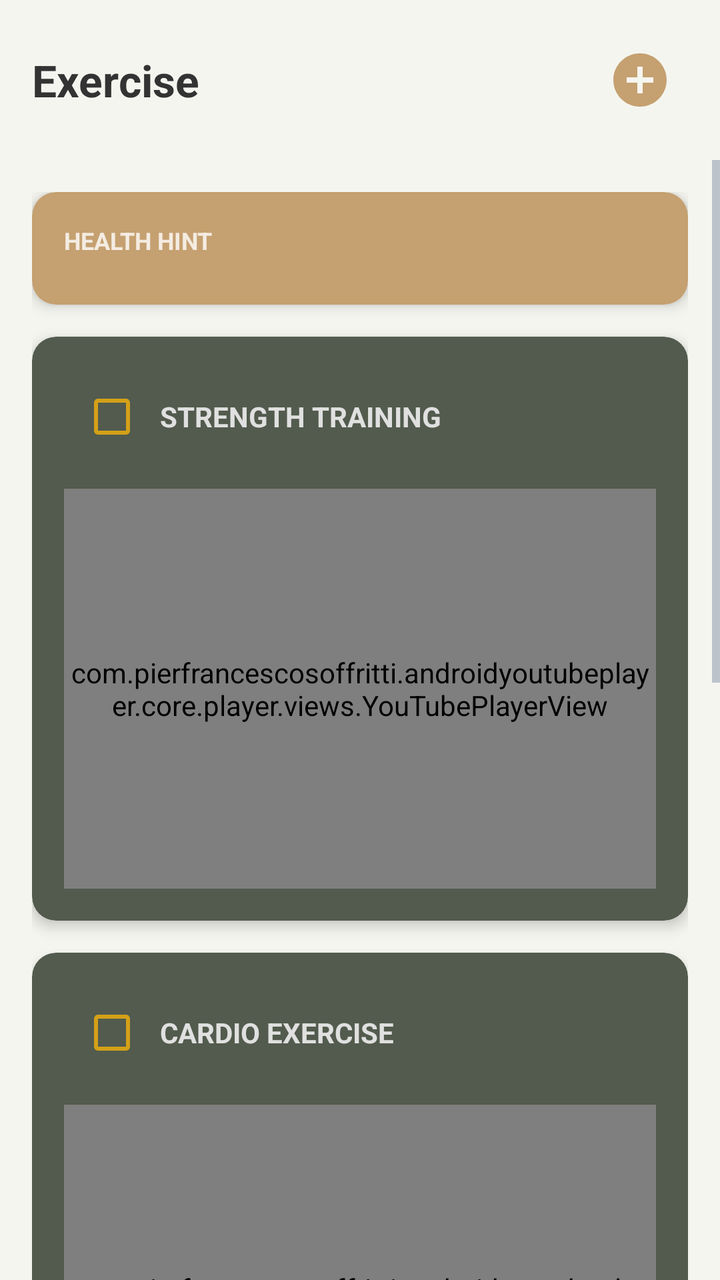
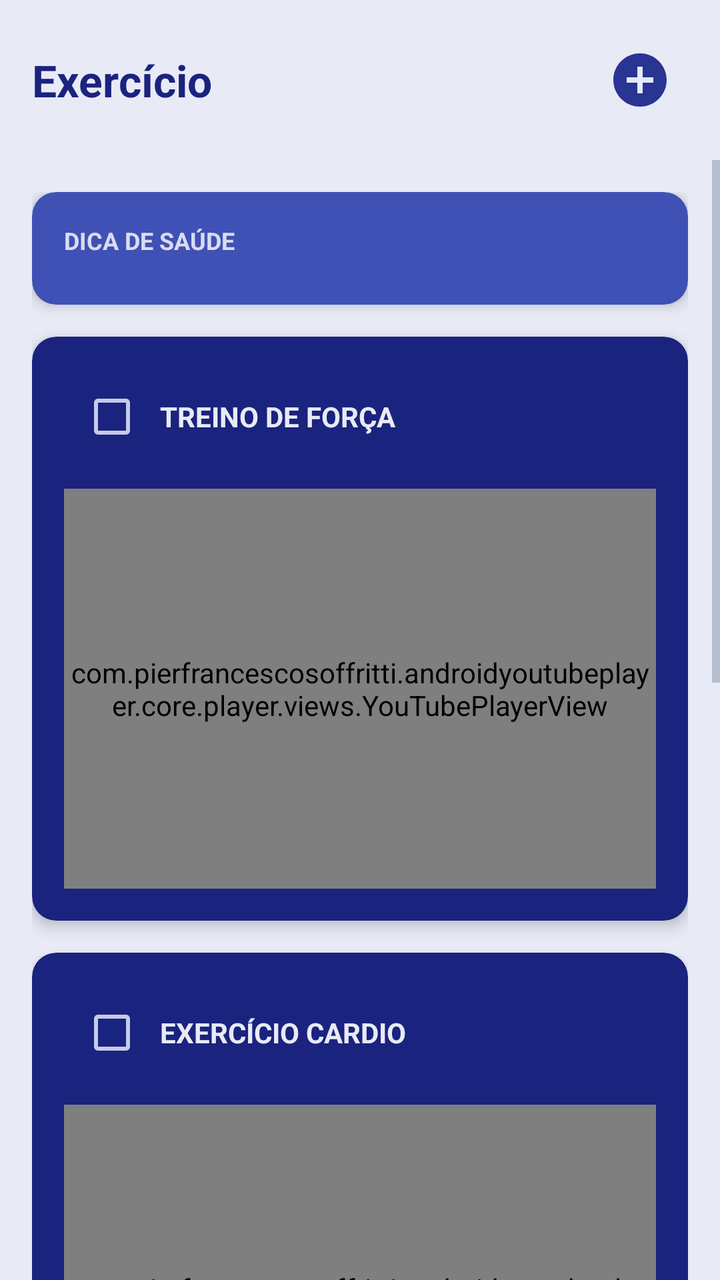

Screens rendered from an Android XML layout before and after an edit, with the pre-edit source and the edit as a unified diff.
<!-- AndroidManifest.xml: application theme Theme.Newstart -->
<!-- res/layout/fragment_workout.xml -->
<?xml version="1.0" encoding="utf-8"?>
<androidx.constraintlayout.widget.ConstraintLayout xmlns:android="http://schemas.android.com/apk/res/android"
    xmlns:app="http://schemas.android.com/apk/res-auto"
    xmlns:tools="http://schemas.android.com/tools"
    android:layout_width="match_parent"
    android:layout_height="match_parent"
    android:background="#F5F5F0"
    tools:context=".fragments.Fragment_Workout">

    <RelativeLayout
        android:id="@+id/header"
        android:layout_width="match_parent"
        android:layout_height="wrap_content"
        android:padding="16dp"
        app:layout_constraintTop_toTopOf="parent">

        <TextView
            android:layout_width="wrap_content"
            android:layout_height="wrap_content"
            android:layout_centerVertical="true"
            android:text="Exercise"
            android:textColor="#333333"
            android:textSize="22sp"
            android:textStyle="bold" />

        <ImageView
            android:layout_width="48dp"
            android:layout_height="48dp"
            android:layout_alignParentEnd="true"
            android:padding="8dp"
            android:src="@drawable/ic_baseline_add_circle_24"
            app:tint="#C5A070" />
    </RelativeLayout>

    <ScrollView
        android:layout_width="match_parent"
        android:layout_height="0dp"
        android:clipToPadding="false"
        android:paddingBottom="80dp"
        app:layout_constraintBottom_toBottomOf="parent"
        app:layout_constraintTop_toBottomOf="@id/header">

        <LinearLayout
            android:layout_width="match_parent"
            android:layout_height="wrap_content"
            android:orientation="vertical"
            android:padding="16dp">

            
            <androidx.cardview.widget.CardView
                android:layout_width="match_parent"
                android:layout_height="wrap_content"
                android:layout_marginBottom="16dp"
                app:cardBackgroundColor="#C5A070"
                app:cardCornerRadius="12dp"
                app:cardElevation="4dp">

                <LinearLayout
                    android:layout_width="match_parent"
                    android:layout_height="wrap_content"
                    android:orientation="vertical"
                    android:padding="16dp">

                    <TextView
                        android:layout_width="wrap_content"
                        android:layout_height="wrap_content"
                        android:text="HEALTH HINT"
                        android:textColor="#FFFFFF"
                        android:textSize="12sp"
                        android:textStyle="bold"
                        android:alpha="0.8"/>

                    <TextSwitcher
                        android:id="@+id/textSwitcherWorkoutHints"
                        android:layout_width="match_parent"
                        android:layout_height="wrap_content"
                        android:layout_marginTop="8dp" />
                </LinearLayout>
            </androidx.cardview.widget.CardView>

            
            <androidx.cardview.widget.CardView
                android:layout_width="match_parent"
                android:layout_height="wrap_content"
                android:layout_marginBottom="16dp"
                app:cardBackgroundColor="#525B4D"
                app:cardCornerRadius="12dp"
                app:cardElevation="4dp">

                <LinearLayout
                    android:layout_width="match_parent"
                    android:layout_height="wrap_content"
                    android:orientation="vertical"
                    android:padding="16dp">

                    <LinearLayout
                        android:layout_width="match_parent"
                        android:layout_height="wrap_content"
                        android:gravity="center_vertical"
                        android:orientation="horizontal"
                        android:layout_marginBottom="12dp">

                        <CheckBox
                            android:id="@+id/checkBoxStrength"
                            android:layout_width="wrap_content"
                            android:layout_height="wrap_content"
                            android:buttonTint="#D4A017" />

                        <TextView
                            android:layout_width="match_parent"
                            android:layout_height="wrap_content"
                            android:text="STRENGTH TRAINING"
                            android:textColor="#E0E0E0"
                            android:textSize="14sp"
                            android:textStyle="bold" />
                    </LinearLayout>

                    <com.pierfrancescosoffritti.androidyoutubeplayer.core.player.views.YouTubePlayerView
                        android:id="@+id/youtube_strength"
                        android:layout_width="match_parent"
                        android:layout_height="200dp"
                        app:enableAutomaticInitialization="false" />
                </LinearLayout>
            </androidx.cardview.widget.CardView>

            
            <androidx.cardview.widget.CardView
                android:layout_width="match_parent"
                android:layout_height="wrap_content"
                android:layout_marginBottom="16dp"
                app:cardBackgroundColor="#525B4D"
                app:cardCornerRadius="12dp"
                app:cardElevation="4dp">

                <LinearLayout
                    android:layout_width="match_parent"
                    android:layout_height="wrap_content"
                    android:orientation="vertical"
                    android:padding="16dp">

                    <LinearLayout
                        android:layout_width="match_parent"
                        android:layout_height="wrap_content"
                        android:gravity="center_vertical"
                        android:orientation="horizontal"
                        android:layout_marginBottom="12dp">

                        <CheckBox
                            android:id="@+id/checkBoxCardio"
                            android:layout_width="wrap_content"
                            android:layout_height="wrap_content"
                            android:buttonTint="#D4A017" />

                        <TextView
                            android:layout_width="match_parent"
                            android:layout_height="wrap_content"
                            android:text="CARDIO EXERCISE"
                            android:textColor="#E0E0E0"
                            android:textSize="14sp"
                            android:textStyle="bold" />
                    </LinearLayout>

                    <com.pierfrancescosoffritti.androidyoutubeplayer.core.player.views.YouTubePlayerView
                        android:id="@+id/youtube_cardio"
                        android:layout_width="match_parent"
                        android:layout_height="200dp"
                        app:enableAutomaticInitialization="false" />
                </LinearLayout>
            </androidx.cardview.widget.CardView>

            
            <androidx.cardview.widget.CardView
                android:layout_width="match_parent"
                android:layout_height="wrap_content"
                android:layout_marginBottom="16dp"
                app:cardBackgroundColor="#525B4D"
                app:cardCornerRadius="12dp"
                app:cardElevation="4dp">

                <LinearLayout
                    android:layout_width="match_parent"
                    android:layout_height="wrap_content"
                    android:orientation="vertical"
                    android:padding="16dp">

                    <LinearLayout
                        android:layout_width="match_parent"
                        android:layout_height="wrap_content"
                        android:gravity="center_vertical"
                        android:orientation="horizontal"
                        android:layout_marginBottom="12dp">

                        <CheckBox
                            android:id="@+id/checkBoxFlexibility"
                            android:layout_width="wrap_content"
                            android:layout_height="wrap_content"
                            android:buttonTint="#D4A017" />

                        <TextView
                            android:layout_width="match_parent"
                            android:layout_height="wrap_content"
                            android:text="FLEXIBILITY AND STRETCHING"
                            android:textColor="#E0E0E0"
                            android:textSize="14sp"
                            android:textStyle="bold" />
                    </LinearLayout>

                    <com.pierfrancescosoffritti.androidyoutubeplayer.core.player.views.YouTubePlayerView
                        android:id="@+id/youtube_flexibility"
                        android:layout_width="match_parent"
                        android:layout_height="200dp"
                        app:enableAutomaticInitialization="false" />
                </LinearLayout>
            </androidx.cardview.widget.CardView>

        </LinearLayout>
    </ScrollView>
</androidx.constraintlayout.widget.ConstraintLayout>
<!-- resources referenced by this layout -->
<resources>
  <!-- drawable ic_baseline_add_circle_24 (drawable-v24) -->
  <vector xmlns:android="http://schemas.android.com/apk/res/android"
      android:width="24dp"
      android:height="24dp"
      android:viewportWidth="24"
      android:viewportHeight="24"
      android:tint="?attr/colorControlNormal">
    <path
        android:fillColor="@android:color/white"
        android:pathData="M12,2C6.48,2 2,6.48 2,12s4.48,10 10,10 10,-4.48 10,-10S17.52,2 12,2zM17,13h-4v4h-2v-4L7,13v-2h4L11,7h2v4h4v2z"/>
  </vector>
  <style name="Theme.Newstart" parent="Theme.MaterialComponents.DayNight.NoActionBar">
          
          <item name="colorPrimary">@color/accent_teal</item>
          <item name="colorPrimaryVariant">@color/dark_purple</item>
          <item name="colorOnPrimary">@color/dark_purple</item>
  
          
          <item name="android:windowBackground">@color/dark_purple</item>
          <item name="android:textColor">@color/text_high</item>
  
          
          <item name="colorSecondary">@color/accent_teal</item>
          <item name="colorOnSecondary">@color/dark_purple</item>
  
          
          <item name="android:statusBarColor" tools:targetApi="l">@color/dark_purple</item>
  
          
          <item name="colorControlNormal">@color/text_middle</item>
          <item name="colorControlActivated">@color/accent_teal</item>
      </style>
  <color name="accent_teal">#4DB6AC</color>
  <color name="dark_purple">#0F1424</color>
  <color name="text_high">#E0E6ED</color>
  <color name="text_middle">#8A96A8</color>
</resources>

<!-- the commit's change to res/layout/fragment_workout.xml (unified diff, before → after) -->
@@ -4,7 +4,7 @@
     xmlns:tools="http://schemas.android.com/tools"
     android:layout_width="match_parent"
     android:layout_height="match_parent"
-    android:background="#F5F5F0"
+    android:background="#E8EAF6"
     tools:context=".fragments.Fragment_Workout">
 
     <RelativeLayout
@@ -18,8 +18,8 @@
             android:layout_width="wrap_content"
             android:layout_height="wrap_content"
             android:layout_centerVertical="true"
-            android:text="Exercise"
-            android:textColor="#333333"
+            android:text="@string/workout_title"
+            android:textColor="#1A237E"
             android:textSize="22sp"
             android:textStyle="bold" />
 
@@ -29,7 +29,7 @@
             android:layout_alignParentEnd="true"
             android:padding="8dp"
             android:src="@drawable/ic_baseline_add_circle_24"
-            app:tint="#C5A070" />
+            app:tint="#283593" />
     </RelativeLayout>
 
     <ScrollView
@@ -51,7 +51,7 @@
                 android:layout_width="match_parent"
                 android:layout_height="wrap_content"
                 android:layout_marginBottom="16dp"
-                app:cardBackgroundColor="#C5A070"
+                app:cardBackgroundColor="#3F51B5"
                 app:cardCornerRadius="12dp"
                 app:cardElevation="4dp">
 
@@ -64,7 +64,7 @@
                     <TextView
                         android:layout_width="wrap_content"
                         android:layout_height="wrap_content"
-                        android:text="HEALTH HINT"
+                        android:text="@string/health_hint_label"
                         android:textColor="#FFFFFF"
                         android:textSize="12sp"
                         android:textStyle="bold"
@@ -83,7 +83,7 @@
                 android:layout_width="match_parent"
                 android:layout_height="wrap_content"
                 android:layout_marginBottom="16dp"
-                app:cardBackgroundColor="#525B4D"
+                app:cardBackgroundColor="#1A237E"
                 app:cardCornerRadius="12dp"
                 app:cardElevation="4dp">
 
@@ -104,13 +104,13 @@
                             android:id="@+id/checkBoxStrength"
                             android:layout_width="wrap_content"
                             android:layout_height="wrap_content"
-                            android:buttonTint="#D4A017" />
+                            android:buttonTint="#C5CAE9" />
 
                         <TextView
                             android:layout_width="match_parent"
                             android:layout_height="wrap_content"
-                            android:text="STRENGTH TRAINING"
-                            android:textColor="#E0E0E0"
+                            android:text="@string/workout_strength_training"
+                            android:textColor="#E8EAF6"
                             android:textSize="14sp"
                             android:textStyle="bold" />
                     </LinearLayout>
@@ -128,7 +128,7 @@
                 android:layout_width="match_parent"
                 android:layout_height="wrap_content"
                 android:layout_marginBottom="16dp"
-                app:cardBackgroundColor="#525B4D"
+                app:cardBackgroundColor="#1A237E"
                 app:cardCornerRadius="12dp"
                 app:cardElevation="4dp">
 
@@ -149,13 +149,13 @@
                             android:id="@+id/checkBoxCardio"
                             android:layout_width="wrap_content"
                             android:layout_height="wrap_content"
-                            android:buttonTint="#D4A017" />
+                            android:buttonTint="#C5CAE9" />
 
                         <TextView
                             android:layout_width="match_parent"
                             android:layout_height="wrap_content"
-                            android:text="CARDIO EXERCISE"
-                            android:textColor="#E0E0E0"
+                            android:text="@string/workout_cardio_exercise"
+                            android:textColor="#E8EAF6"
                             android:textSize="14sp"
                             android:textStyle="bold" />
                     </LinearLayout>
@@ -173,7 +173,7 @@
                 android:layout_width="match_parent"
                 android:layout_height="wrap_content"
                 android:layout_marginBottom="16dp"
-                app:cardBackgroundColor="#525B4D"
+                app:cardBackgroundColor="#1A237E"
                 app:cardCornerRadius="12dp"
                 app:cardElevation="4dp">
 
@@ -194,13 +194,13 @@
                             android:id="@+id/checkBoxFlexibility"
                             android:layout_width="wrap_content"
                             android:layout_height="wrap_content"
-                            android:buttonTint="#D4A017" />
+                            android:buttonTint="#C5CAE9" />
 
                         <TextView
                             android:layout_width="match_parent"
                             android:layout_height="wrap_content"
-                            android:text="FLEXIBILITY AND STRETCHING"
-                            android:textColor="#E0E0E0"
+                            android:text="@string/workout_flexibility_stretching"
+                            android:textColor="#E8EAF6"
                             android:textSize="14sp"
                             android:textStyle="bold" />
                     </LinearLayout>
<!-- resource entries referenced after the edit -->
@@ -11,6 +11,11 @@
         android:fillColor="@android:color/white"
         android:pathData="M12,2C6.48,2 2,6.48 2,12s4.48,10 10,10 10,-4.48 10,-10S17.52,2 12,2zM17,13h-4v4h-2v-4L7,13v-2h4L11,7h2v4h4v2z"/>
   </vector>
+  <string name="health_hint_label">DICA DE SAÚDE</string>
+  <string name="workout_cardio_exercise">EXERCÍCIO CARDIO</string>
+  <string name="workout_flexibility_stretching">FLEXIBILIDADE E ALONGAMENTO</string>
+  <string name="workout_strength_training">TREINO DE FORÇA</string>
+  <string name="workout_title">Exercício</string>
   <style name="Theme.Newstart" parent="Theme.MaterialComponents.DayNight.NoActionBar">
           
           <item name="colorPrimary">@color/accent_teal</item>
